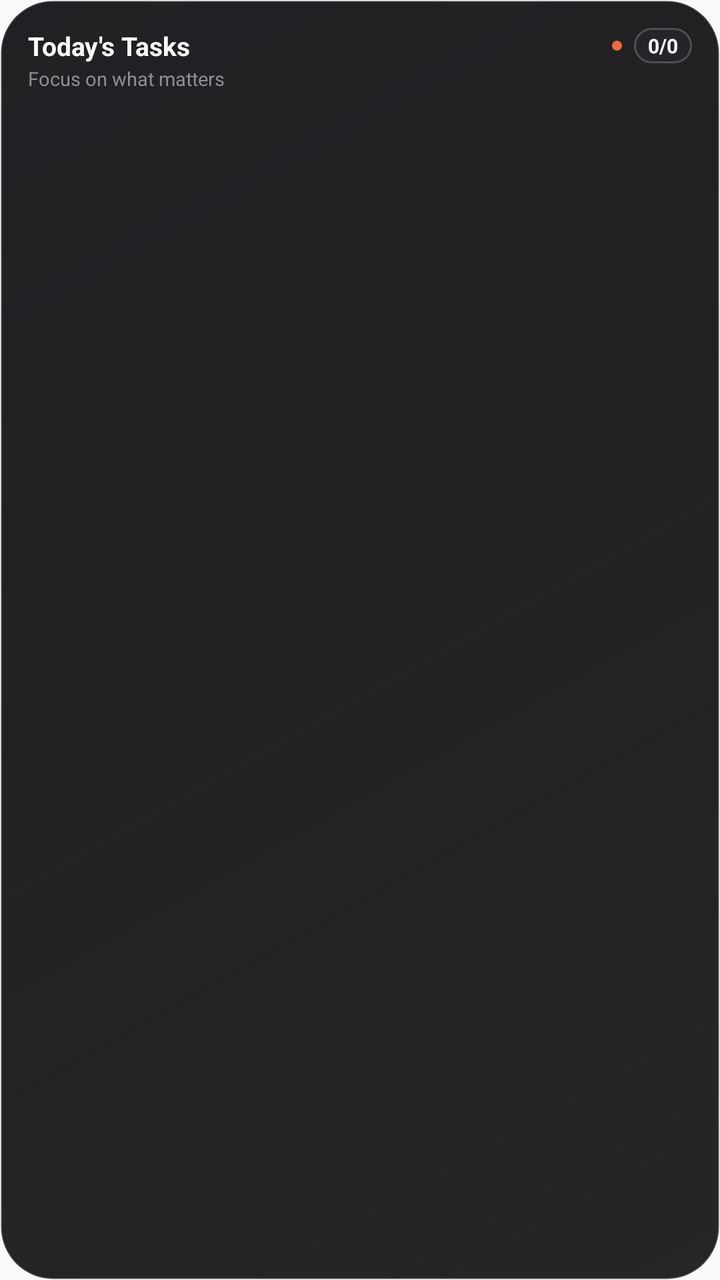
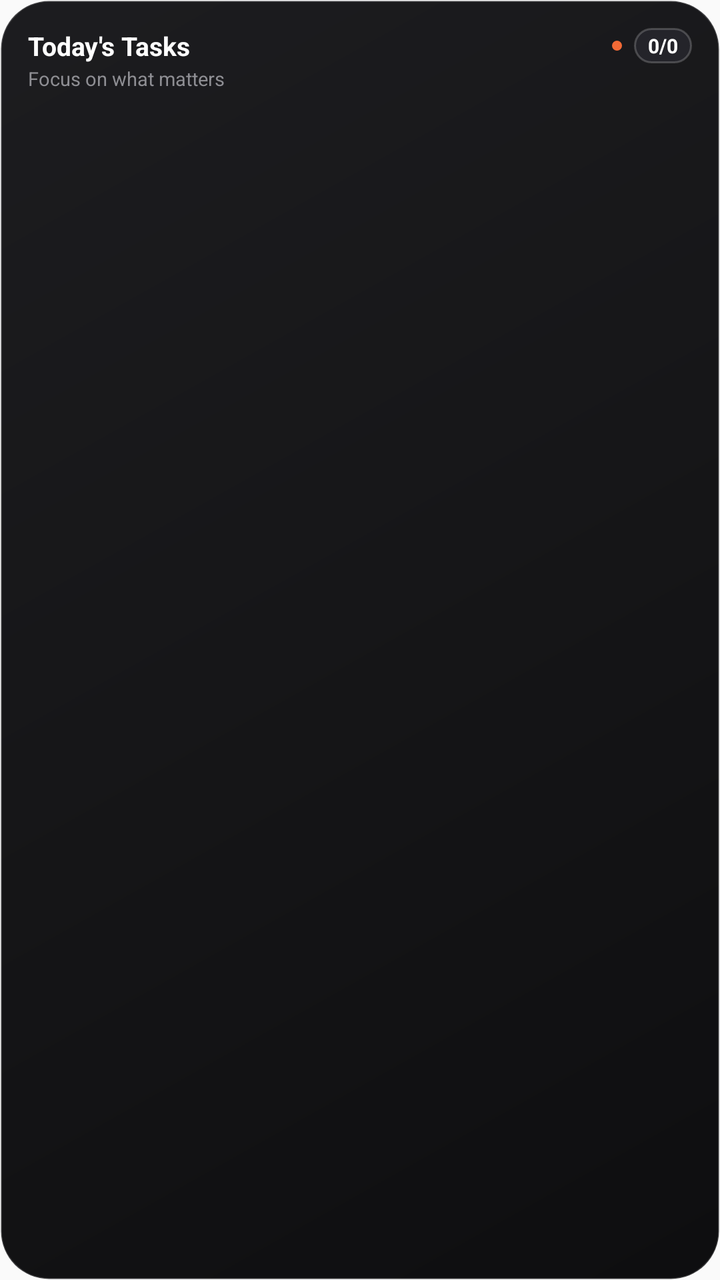

Two renders of the same Android screen: before a commit and after it. Below are the layout's source before the change and the commit's diff.
<!-- AndroidManifest.xml: application theme AppTheme -->
<!-- res/layout/taskify_widget.xml -->
<?xml version="1.0" encoding="utf-8"?>
<LinearLayout xmlns:android="http://schemas.android.com/apk/res/android"
    android:id="@+id/widget_root"
    android:layout_width="match_parent"
    android:layout_height="match_parent"
    android:orientation="vertical"
    android:padding="14dp"
    android:background="@drawable/taskify_widget_background">

    
    <LinearLayout
        android:id="@+id/widget_header"
        android:layout_width="match_parent"
        android:layout_height="wrap_content"
        android:layout_marginBottom="8dp"
        android:orientation="vertical">

        <LinearLayout
            android:layout_width="match_parent"
            android:layout_height="wrap_content"
            android:orientation="horizontal"
            android:gravity="center_vertical">

            <TextView
                android:id="@+id/widget_title"
                android:layout_width="0dp"
                android:layout_height="wrap_content"
                android:layout_weight="1"
                android:text="Today&apos;s Tasks"
                android:textColor="#FFFFFF"
                android:textSize="13sp"
                android:textStyle="bold"
                android:maxLines="1"
                android:ellipsize="end" />

            <ImageView
                android:layout_width="5dp"
                android:layout_height="5dp"
                android:layout_marginLeft="4dp"
                android:layout_marginStart="4dp"
                android:layout_marginRight="6dp"
                android:layout_marginEnd="6dp"
                android:src="@drawable/taskify_ic_dot_orange" />

            <TextView
                android:id="@+id/widget_progress_badge"
                android:layout_width="wrap_content"
                android:layout_height="wrap_content"
                android:text="0/0"
                android:textColor="#FFFFFF"
                android:textSize="10sp"
                android:textStyle="bold"
                android:paddingLeft="7dp"
                android:paddingRight="7dp"
                android:paddingStart="7dp"
                android:paddingEnd="7dp"
                android:paddingTop="2dp"
                android:paddingBottom="2dp"
                android:background="@drawable/taskify_widget_progress_badge" />
        </LinearLayout>

        <TextView
            android:id="@+id/widget_subtitle"
            android:layout_width="wrap_content"
            android:layout_height="wrap_content"
            android:layout_marginTop="1dp"
            android:text="Focus on what matters"
            android:textColor="#8E8E93"
            android:textSize="9.5sp"
            android:maxLines="1"
            android:ellipsize="end" />
    </LinearLayout>

    
    <ListView
        android:id="@+id/widget_scroll_list"
        android:layout_width="match_parent"
        android:layout_height="0dp"
        android:layout_weight="1"
        android:clipToPadding="false"
        android:divider="@android:color/transparent"
        android:dividerHeight="5dp"
        android:paddingTop="1dp"
        android:paddingBottom="1dp"
        android:scrollbars="none" />

    
    <LinearLayout
        android:id="@+id/widget_empty"
        android:layout_width="match_parent"
        android:layout_height="0dp"
        android:layout_weight="1"
        android:orientation="vertical"
        android:gravity="center"
        android:visibility="gone">

        <TextView
            android:layout_width="wrap_content"
            android:layout_height="wrap_content"
            android:text="All Clear ✓"
            android:textColor="#FFFFFF"
            android:textSize="13sp"
            android:textStyle="bold" />

        <TextView
            android:layout_width="wrap_content"
            android:layout_height="wrap_content"
            android:layout_marginTop="2dp"
            android:text="No pending tasks"
            android:textColor="#8E8E93"
            android:textSize="10sp" />
    </LinearLayout>
</LinearLayout>
<!-- resources referenced by this layout -->
<resources>
  <!-- drawable taskify_ic_dot_orange (drawable) -->
  <?xml version="1.0" encoding="utf-8"?>
  <shape xmlns:android="http://schemas.android.com/apk/res/android"
      android:shape="oval">
      <solid android:color="#F26A36" />
      <size
          android:width="7dp"
          android:height="7dp" />
  </shape>
  <!-- drawable taskify_widget_background (drawable) -->
  <?xml version="1.0" encoding="utf-8"?>
  <shape xmlns:android="http://schemas.android.com/apk/res/android"
      android:shape="rectangle">
      
      <gradient
          android:startColor="#F518181C"
          android:centerColor="#F0141416"
          android:endColor="#E8101012"
          android:angle="315"
          android:type="linear" />
      <corners android:radius="26dp" />
      
      <stroke
          android:width="1dp"
          android:color="#33FFFFFF" />
  </shape>
  <!-- drawable taskify_widget_progress_badge (drawable) -->
  <?xml version="1.0" encoding="utf-8"?>
  <shape xmlns:android="http://schemas.android.com/apk/res/android"
      android:shape="rectangle">
      <solid android:color="#24242A" />
      <corners android:radius="14dp" />
      <stroke
          android:width="1dp"
          android:color="#33FFFFFF" />
  </shape>
  <style name="AppTheme" parent="Theme.AppCompat.Light.DarkActionBar">
          
          <item name="colorPrimary">@color/colorPrimary</item>
          <item name="colorPrimaryDark">@color/colorPrimaryDark</item>
          <item name="colorAccent">@color/colorAccent</item>
      </style>
</resources>

<!-- the commit's change to res/layout/taskify_widget.xml (unified diff, before → after) -->
@@ -79,7 +79,7 @@
         android:layout_weight="1"
         android:clipToPadding="false"
         android:divider="@android:color/transparent"
-        android:dividerHeight="5dp"
+        android:dividerHeight="6dp"
         android:paddingTop="1dp"
         android:paddingBottom="1dp"
         android:scrollbars="none" />
<!-- resource entries referenced after the edit -->
@@ -15,16 +15,16 @@
       android:shape="rectangle">
       
       <gradient
-          android:startColor="#F518181C"
-          android:centerColor="#F0141416"
-          android:endColor="#E8101012"
+          android:startColor="#FA18181B"
+          android:centerColor="#FA111113"
+          android:endColor="#FA09090B"
           android:angle="315"
           android:type="linear" />
-      <corners android:radius="26dp" />
+      <corners android:radius="24dp" />
       
       <stroke
           android:width="1dp"
-          android:color="#33FFFFFF" />
+          android:color="#2EFFFFFF" />
   </shape>
   <!-- drawable taskify_widget_progress_badge (drawable) -->
   <?xml version="1.0" encoding="utf-8"?>
